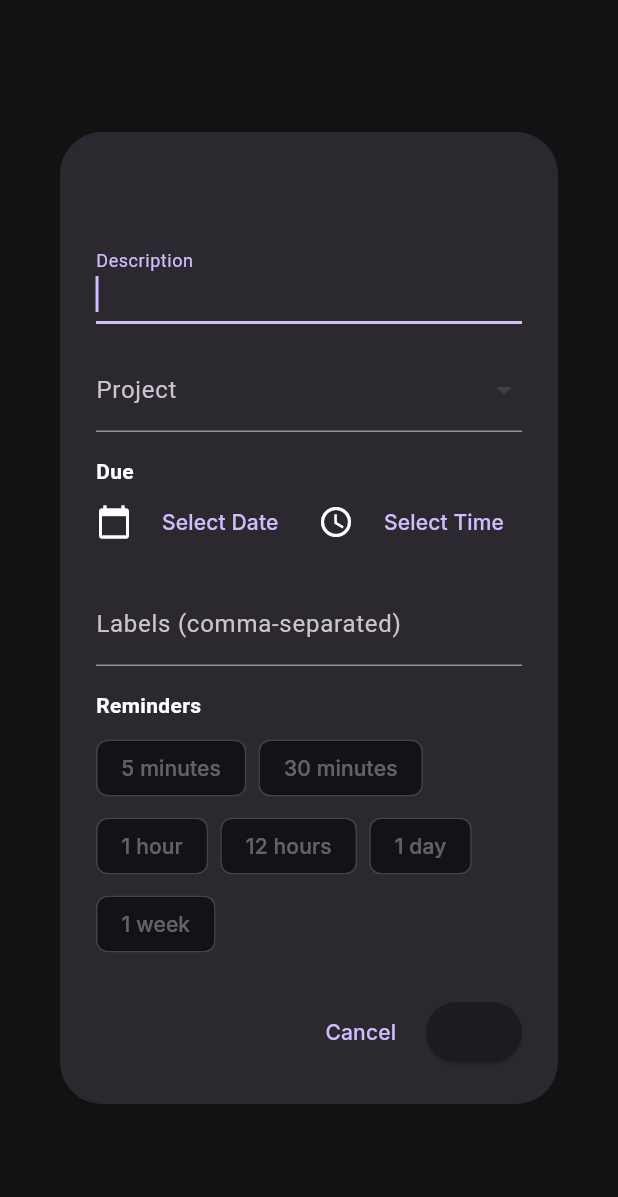
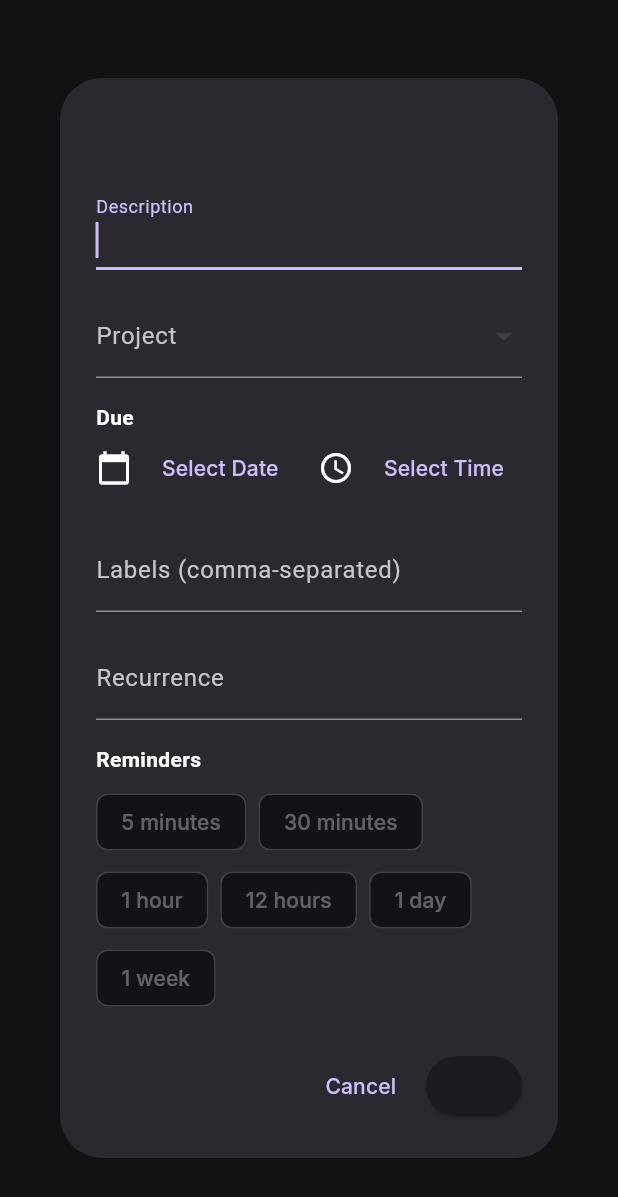
Before and after one commit to festeh/goals, a Flutter app: the TaskFormDialog widget shown alone on an empty page, opened directly with empty values, on a phone screen of 412 x 824 dp. Shown: the top 1197 px of the screen. Run offline on Flutter 3.47's test engine with Material 3 defaults, Android fonts, the light colour scheme and no system bars; our stand-ins replace google_fonts; missing offline and left inert: tray_manager; network calls fail.

Commit message:
recurrence support

```diff
--- a/frontend/lib/models/task.dart
+++ b/frontend/lib/models/task.dart
@@ -10,6 +10,7 @@ class Task {
   final int order;
   final DateTime? completedAt;
   final List<DateTime> reminders;
+  final String? recurrence;
 
   Task({
     this.id,
@@ -21,6 +22,7 @@ class Task {
     required this.order,
     this.completedAt,
     this.reminders = const [],
+    this.recurrence,
   }) : assert(
          dueDate == null || dueDatetime == null,
          'Cannot have both dueDate and dueDatetime',
@@ -47,6 +49,7 @@ class Task {
               ?.map((e) => DateTime.parse(e as String))
               .toList() ??
           [],
+      recurrence: json['recurrence'],
     );
   }
 
@@ -61,6 +64,7 @@ class Task {
       'order': order,
       'completed_at': completedAt?.toIso8601String(),
       'reminders': reminders.map((e) => e.toIso8601String()).toList(),
+      'recurrence': recurrence,
     };
   }
 
@@ -74,6 +78,7 @@ class Task {
     int? order,
     ValueWrapper<DateTime?>? completedAt,
     List<DateTime>? reminders,
+    String? recurrence,
   }) {
     return Task(
       id: id ?? this.id,
@@ -85,6 +90,7 @@ class Task {
       order: order ?? this.order,
       completedAt: completedAt != null ? completedAt.value : this.completedAt,
       reminders: reminders ?? this.reminders,
+      recurrence: recurrence ?? this.recurrence,
     );
   }
 }
--- a/frontend/lib/widgets/task_form_dialog.dart
+++ b/frontend/lib/widgets/task_form_dialog.dart
@@ -33,6 +33,7 @@ class TaskFormDialogState extends State<TaskFormDialog> {
   final _formKey = GlobalKey<FormState>();
   late TextEditingController _descriptionController;
   late TextEditingController _labelsController;
+  late TextEditingController _recurrenceController;
   int? _selectedProjectId;
   DateTime? _selectedDate;
   TimeOfDay? _selectedTime;
@@ -56,6 +57,9 @@ class TaskFormDialogState extends State<TaskFormDialog> {
     );
     _labelsController = TextEditingController(
       text: widget.task?.labels.join(', ') ?? '',
+    );
+    _recurrenceController = TextEditingController(
+      text: widget.task?.recurrence ?? '',
     );
     _selectedProjectId = widget.task?.projectId ?? widget.selectedProject?.id;
     if (widget.task?.dueDate != null) {
@@ -226,6 +230,14 @@ class TaskFormDialogState extends State<TaskFormDialog> {
                 ),
               ),
               const SizedBox(height: 16),
+              TextFormField(
+                controller: _recurrenceController,
+                decoration: const InputDecoration(
+                  labelText: 'Recurrence',
+                  hintText: 'daily, weekly, etc.',
+                ),
+              ),
+              const SizedBox(height: 16),
               const Text(
                 'Reminders',
                 style: TextStyle(fontWeight: FontWeight.bold),
@@ -331,6 +343,7 @@ class TaskFormDialogState extends State<TaskFormDialog> {
                   order: widget.task?.order ?? newOrder,
                   completedAt: widget.task?.completedAt,
                   reminders: reminders,
+                  recurrence: _recurrenceController.text,
                 );
 
                 await widget.onSave(task);
--- a/frontend/lib/widgets/task_widget.dart
+++ b/frontend/lib/widgets/task_widget.dart
@@ -45,6 +45,9 @@ class TaskWidget extends StatelessWidget {
                   padding: const EdgeInsets.only(top: 8.0),
                   child: Row(
                     children: [
+                      if (task.recurrence != null && task.recurrence!.isNotEmpty)
+                        const Icon(Icons.repeat, size: 16),
+                      const SizedBox(width: 8),
                       DueWidget(task: task),
                       const SizedBox(width: 8),
                       if (task.labels.isNotEmpty)
```
